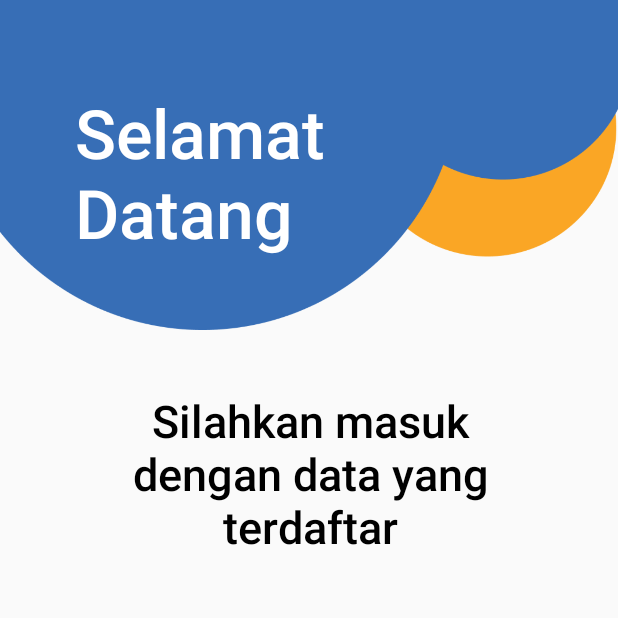
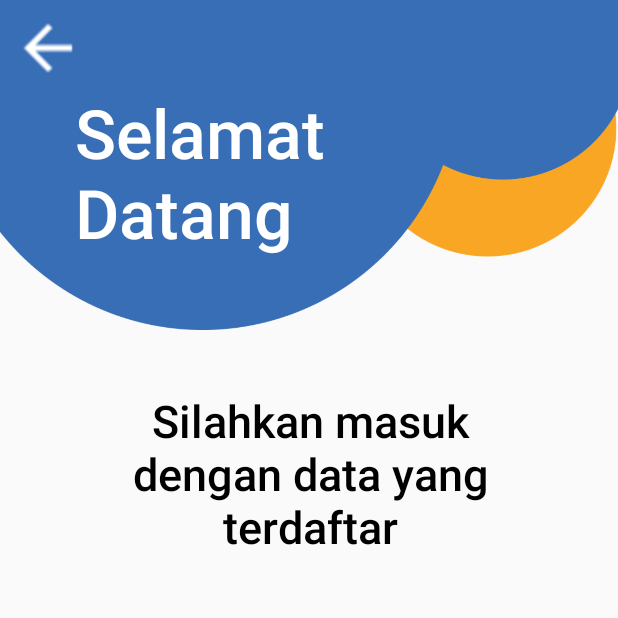
Before and after one commit to krproject711/ApamRSMM, an Android app: the screen it shows after launch (LoginActivity), after a tap on "MASUK", on a phone screen of 412 x 824 dp, the top half of it. Run offline under Robolectric (Android 15) with nearby library versions, the phone set to English and light mode, and no system bars; Roboto replaces fonts that are not available here.

Commit message:
update view register

```diff
--- a/app/src/main/AndroidManifest.xml
+++ b/app/src/main/AndroidManifest.xml
@@ -9,9 +9,10 @@
         android:roundIcon="@mipmap/ic_launcher_round"
         android:supportsRtl="true"
         android:theme="@style/AppTheme">
+        <activity android:name=".RegisterActivity"></activity>
         <activity
             android:name=".BerandaActivity"
-            android:label="@string/title_activity_beranda"></activity>
+            android:label="@string/title_activity_beranda" />
         <activity
             android:name=".ui.login.LoginActivity"
             android:label="@string/title_activity_login">
--- a/app/src/main/java/com/example/apamproject/MainActivity.kt
+++ b/app/src/main/java/com/example/apamproject/MainActivity.kt
@@ -11,9 +11,14 @@ class MainActivity : AppCompatActivity() {
         super.onCreate(savedInstanceState)
         setContentView(R.layout.activity_welcome_screen)
 
-        val button = findViewById<Button>(R.id.masuk_button)
-        button.setOnClickListener{
+        val login_button = findViewById<Button>(R.id.masuk_button)
+        login_button.setOnClickListener{
             val intent = Intent(this, LoginActivity::class.java)
+            startActivity(intent)
+        }
+        val register_button = findViewById<Button>(R.id.daftar_button)
+        register_button.setOnClickListener{
+            val intent = Intent(this, RegisterActivity::class.java)
             startActivity(intent)
         }
     }
--- a/app/src/main/java/com/example/apamproject/ui/login/LoginActivity.kt
+++ b/app/src/main/java/com/example/apamproject/ui/login/LoginActivity.kt
@@ -28,7 +28,7 @@ class LoginActivity : AppCompatActivity() {
 
         setContentView(R.layout.activity_login)
 
-        val email = findViewById<EditText>(R.id.email)
+        val email = findViewById<EditText>(R.id.nik)
         val password = findViewById<EditText>(R.id.password)
         val login = findViewById<Button>(R.id.login)
         val loading = findViewById<ProgressBar>(R.id.loading)
--- /dev/null
+++ b/app/src/main/res/drawable/ic_baseline_arrow_back_24.xml
@@ -0,0 +1,5 @@
+<vector android:height="24dp" android:tint="#FFFFFF"
+    android:viewportHeight="24" android:viewportWidth="24"
+    android:width="24dp" xmlns:android="http://schemas.android.com/apk/res/android">
+    <path android:fillColor="@android:color/white" android:pathData="M20,11H7.83l5.59,-5.59L12,4l-8,8 8,8 1.41,-1.41L7.83,13H20v-2z"/>
+</vector>
--- a/app/src/main/res/layout/activity_login.xml
+++ b/app/src/main/res/layout/activity_login.xml
@@ -15,6 +15,19 @@
         app:layout_constraintTop_toTopOf="parent">
 
     </RelativeLayout>
+
+    <ImageView
+        android:id="@+id/back"
+        android:layout_width="wrap_content"
+        android:layout_height="wrap_content"
+        android:layout_marginStart="20dp"
+        android:layout_marginTop="20dp"
+        android:scaleX="2"
+        android:scaleY="2"
+        app:layout_constraintStart_toStartOf="parent"
+        app:layout_constraintTop_toTopOf="parent"
+        app:srcCompat="@drawable/ic_baseline_arrow_back_24"
+        tools:ignore="MissingConstraints" />
 
     <TextView
         android:id="@+id/welcome"
@@ -36,7 +49,7 @@
         android:layout_height="wrap_content"
         android:layout_marginTop="260dp"
         android:fontFamily="sans-serif-medium"
-        android:text="Silahkan masuk dengan data yang terdaftar"
+        android:text="@string/title_login"
         android:textAlignment="center"
         android:textColor="#000000"
         android:textSize="30sp"
@@ -46,13 +59,15 @@
         app:layout_constraintTop_toTopOf="@+id/bgLayout" />
 
     <EditText
-        android:id="@+id/email"
+        android:id="@+id/nik"
         android:layout_width="300dp"
         android:layout_height="wrap_content"
         android:ems="10"
         android:fontFamily="sans-serif"
         android:hint="Email"
         android:inputType="textEmailAddress"
+        android:textColorHighlight="#3F51B5"
+        android:textColorLink="#3F51B5"
         android:textSize="24sp"
         app:layout_constraintBottom_toTopOf="@+id/password"
         app:layout_constraintEnd_toEndOf="parent"
```
Also changed, not shown: app/src/main/java/com/example/apamproject/RegisterActivity.kt (added, +11 -0 lines), app/src/main/res/layout/activity_register.xml (added, +156 -0 lines), app/src/main/res/values/strings.xml (+10 -0 lines).
